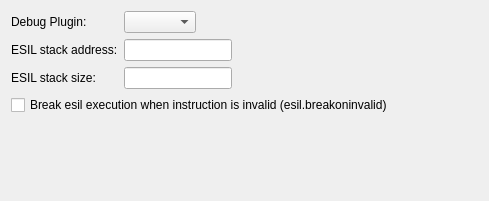
Before: the Qt Designer form src/dialogs/preferences/DebugOptionsWidget.ui in radareorg/iaito, drawn with Qt 5.
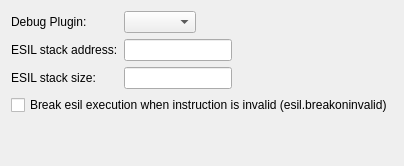
After: the same form once the commit is applied.

```diff
--- a/src/dialogs/preferences/DebugOptionsWidget.ui
+++ b/src/dialogs/preferences/DebugOptionsWidget.ui
@@ -2,14 +2,6 @@
 <ui version="4.0">
  <class>DebugOptionsWidget</class>
  <widget class="QWidget" name="DebugOptionsWidget">
-  <property name="geometry">
-   <rect>
-    <x>0</x>
-    <y>0</y>
-    <width>489</width>
-    <height>201</height>
-   </rect>
-  </property>
   <property name="windowTitle">
    <string>Debug</string>
   </property>
```
